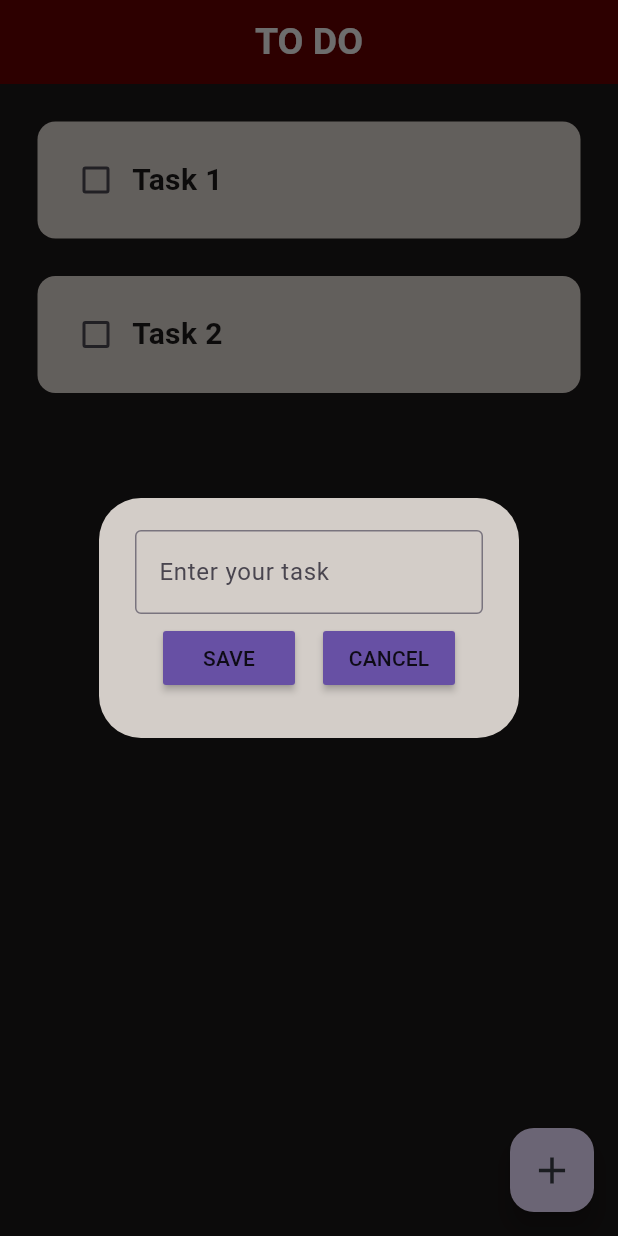
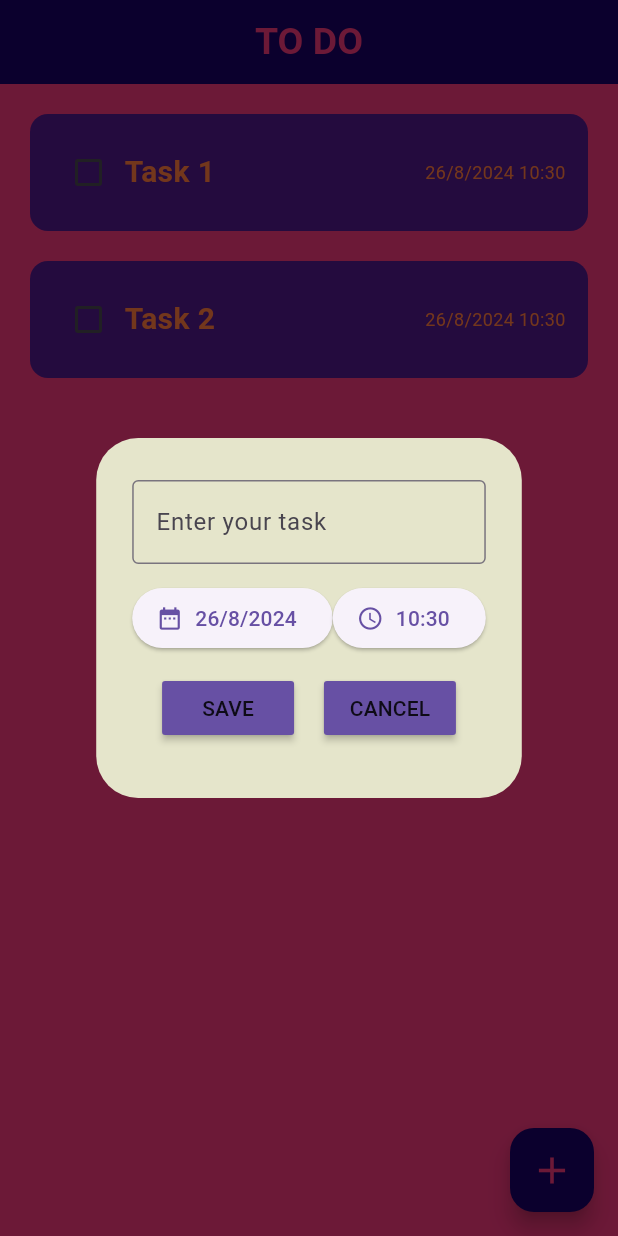
Before and after one commit to Juggernaut1709/To-Do-1, a Flutter app: the screen it shows after launch, after a tap on the "add" icon, on a phone screen of 412 x 824 dp. Run offline on Flutter 3.47's test engine with Material 3 defaults, Android fonts, the phone set to English and light mode, and no system bars; drawn by our look-alikes of flutter_slidable; our stand-ins replace flutter_datetime_picker_plus, hive_flutter; accounts and stored records are empty.

Commit message:
To-do-1.1
Added date and time

```diff
--- a/todo1/lib/data/database.dart
+++ b/todo1/lib/data/database.dart
@@ -1,24 +1,26 @@
 import 'package:hive_flutter/hive_flutter.dart';
 
-class ToDoDatabase{
-
+class ToDoDatabase {
   List toDoList = [];
 
-  final _mybox = Hive.box('myBox');
+  final _mybox = Hive.box('myBox2');
 
-  void CreateInitialData(){
+  // Create initial data with DateTime included for first-time users
+  void CreateInitialData() {
     toDoList = [
-      ['Task 1',false],
-      ['Task 2',false],
+      ['Task 1', false, DateTime.now()],
+      ['Task 2', false, DateTime.now()],
     ];
   }
 
-  void LoadData(){
+  // Load the data from the database
+  void LoadData() {
     toDoList = _mybox.get('TODOLIST');
   }
 
-  void UpdataData(){
+  // Update the database with the current toDoList
+  // ignore: non_constant_identifier_names
+  void UpdateData() {
     _mybox.put('TODOLIST', toDoList);
   }
-
 }
--- a/todo1/lib/main.dart
+++ b/todo1/lib/main.dart
@@ -6,7 +6,7 @@ import 'package:hive_flutter/hive_flutter.dart';
 void main() async {
   await Hive.initFlutter();
 
-  var box = await Hive.openBox('myBox');
+  var box = await Hive.openBox('myBox2');
 
   runApp(const MyApp());
 }
--- a/todo1/lib/pages/homepage.dart
+++ b/todo1/lib/pages/homepage.dart
@@ -12,95 +12,106 @@ class Homepage extends StatefulWidget {
 }
 
 class _HomepageState extends State<Homepage> {
-
-  final _mybox = Hive.box('myBox');
+  final _mybox = Hive.box('myBox2');
 
   final _controller = TextEditingController();
+  var selectDate = DateTime.now();
+  var selectTime = DateTime.now();
 
   ToDoDatabase db = ToDoDatabase();
 
-
   @override
-  void initState(){
-    if(_mybox.get('TODOLIST')==null){
+  void initState() {
+    if (_mybox.get('TODOLIST') == null) {
       db.CreateInitialData();
-    }
-    else{
+    } else {
       db.LoadData();
     }
     super.initState();
   }
 
-  void checkBoxChanged(int a){
+  void checkBoxChanged(int a) {
     setState(() {
       db.toDoList[a][1] = !db.toDoList[a][1];
     });
-    db.UpdataData();
+    db.UpdateData();
   }
 
-  void save(){
+  void save() {
     setState(() {
-      db.toDoList.add([_controller.text,false]);
+      db.toDoList.add([_controller.text, false, selectDate]);
       _controller.clear();
     });
     Navigator.of(context).pop();
-    db.UpdataData();
+    db.UpdateData();
   }
 
-  void newTile(){
+  void newTile() {
     showDialog(
       context: context,
-      builder: (context){
+      builder: (context) {
         return DialogBox(
           controller: _controller,
+          selectedDate: selectDate,
+          selectedTime: selectTime,
           onSave: save,
           onCancel: () => Navigator.of(context).pop(),
         );
+      },
+    ).then((result) {
+      if (result != null) {
+        if (result.containsKey('selectedDate')) {
+          selectDate = result['selectedDate'];
         }
-    );
+        if (result.containsKey('selectedTime')) {
+          selectTime = result['selectedTime'];
+        }
+        // Do something with the selected date and time
+      }
+    });
   }
 
-  void delete(int a){
+  void delete(int a) {
     setState(() {
       db.toDoList.removeAt(a);
     });
-    db.UpdataData();
+    db.UpdateData();
   }
-
 
   Widget build(BuildContext context) {
     return Scaffold(
-      backgroundColor: Color.fromARGB(255, 27, 23, 23),
+      backgroundColor: Color.fromRGBO(235, 54, 120, 1),
       appBar: AppBar(
-        backgroundColor: Color.fromARGB(255, 99, 0, 0),
-        title: Center(
-          child: Text('TO DO',
+        backgroundColor: Color.fromRGBO(24, 1, 97, 1),
+        title: const Center(
+            child: Text(
+          'TO DO',
           style: TextStyle(
               fontSize: 25,
               fontWeight: FontWeight.bold,
-              color: Color.fromARGB(255, 238, 238,238)
-            ),
-          )
-        ),
+              color: Color.fromRGBO(235, 54, 120, 1)),
+        )),
       ),
       floatingActionButton: FloatingActionButton(
+        backgroundColor: Color.fromRGBO(24, 1, 97, 1),
         onPressed: newTile,
-        child: Icon(Icons.add,
+        child: const Icon(
+          Icons.add,
           size: 30,
-          color: Color.fromARGB(255, 57, 62, 70),
+          color: Color.fromRGBO(235, 54, 120, 1),
         ),
       ),
       body: ListView.builder(
           itemCount: db.toDoList.length,
-        itemBuilder: (context, index){
+          itemBuilder: (context, index) {
             return TodoTile(
               taskname: db.toDoList[index][0],
               taskcomplete: db.toDoList[index][1],
+              taskDateTime: db.toDoList[index][2],
               onChanged: (value) => checkBoxChanged(index),
               deleteFunction: (context) => delete(index),
             );
-        }
-      ),
+          }),
     );
   }
 }
--- a/todo1/lib/utilities/dialog_box.dart
+++ b/todo1/lib/utilities/dialog_box.dart
@@ -1,30 +1,36 @@
 import 'package:flutter/material.dart';
 import 'package:todo1/utilities/buttons.dart';
+import 'package:flutter_datetime_picker_plus/flutter_datetime_picker_plus.dart'
+    as dtp;
 
 class DialogBox extends StatelessWidget {
-  final controller;
-  VoidCallback onSave;
-  VoidCallback onCancel;
+  final TextEditingController controller;
+  final DateTime? selectedDate;
+  final DateTime? selectedTime;
+  final VoidCallback onSave;
+  final VoidCallback onCancel;
 
   DialogBox({
-    super.key,
+    Key? key,
     required this.controller,
+    required this.selectedDate,
+    required this.selectedTime,
     required this.onSave,
     required this.onCancel,
-    });
+  }) : super(key: key);
 
   @override
   Widget build(BuildContext context) {
     return AlertDialog(
-      backgroundColor: Color.fromARGB(225, 238, 231, 225),
+      backgroundColor: Color.fromRGBO(229, 229, 203, 1),
       content: Container(
-        height: 120,
+        height: 200,
         child: Column(
           mainAxisAlignment: MainAxisAlignment.spaceEvenly,
           children: [
             TextField(
               controller: controller,
-              decoration: InputDecoration(
+              decoration: const InputDecoration(
                 border: OutlineInputBorder(),
                 hintText: 'Enter your task',
               ),
@@ -32,34 +38,85 @@ class DialogBox extends StatelessWidget {
             Row(
               mainAxisAlignment: MainAxisAlignment.spaceEvenly,
               children: [
-                  Buttons(
-                    text: 'SAVE',
-                    onPressed: onSave
+                ElevatedButton.icon(
+                  onPressed: () {
+                    dtp.DatePicker.showDatePicker(
+                      context,
+                      showTitleActions: true,
+                      minTime: DateTime.now(),
+                      maxTime: DateTime(2100, 12, 31),
+                      theme: const dtp.DatePickerTheme(
+                        headerColor: Color.fromRGBO(26, 18, 11, 1),
+                        backgroundColor: Color.fromRGBO(229, 229, 203, 1),
+                        itemStyle: TextStyle(
+                          color: Color.fromARGB(255, 60, 42, 33),
+                          fontWeight: FontWeight.bold,
+                        ),
+                        doneStyle: TextStyle(
+                          color: Color.fromRGBO(213, 206, 163, 1),
+                          fontSize: 16,
+                        ),
+                      ),
+                      onConfirm: (date) {
+                        Navigator.pop(context, {'selectedDate': date});
+                      },
+                      currentTime: selectedDate ?? DateTime.now(),
+                      locale: dtp.LocaleType.en,
+                    );
+                  },
+                  icon: Icon(Icons.date_range),
+                  label: Text(
+                    selectedDate != null
+                        ? "${selectedDate!.day}/${selectedDate!.month}/${selectedDate!.year}"
+                        : "Pick Date",
                   ),
-                  Buttons(
-                    text: 'CANCEL',
-                    onPressed: onCancel
-                  )
-                /*TextButton(
-                  onPressed: (){},
-                  child: Text('SAVE',
-                    style: TextStyle(
-                      color: Color.fromARGB(255, 129, 0, 0),
-                      fontWeight: FontWeight.bold,
-                    ),
-                  )
                 ),
-                TextButton(
-                  onPressed: (){},
-                  child: Text('CANCEL',
-                    style: TextStyle(
-                      color: Color.fromARGB(255, 129, 0, 0),
-                      fontWeight: FontWeight.bold,
-                    )
-                  )
-                )*/
+                ElevatedButton.icon(
+                  onPressed: () {
+                    dtp.DatePicker.showTimePicker(
+                      context,
+                      showTitleActions: true,
+                      theme: const dtp.DatePickerTheme(
+                        headerColor: Color.fromRGBO(26, 18, 11, 1),
+                        backgroundColor: Color.fromRGBO(229, 229, 203, 1),
+                        itemStyle: TextStyle(
+                          color: Color.fromARGB(255, 60, 42, 33),
+                          fontWeight: FontWeight.bold,
+                        ),
+                        doneStyle: TextStyle(
+                          color: Color.fromRGBO(213, 206, 163, 1),
+                          fontSize: 16,
+                        ),
+                      ),
+                      onConfirm: (time) {
+                        Navigator.pop(context, {'selectedTime': time});
+                      },
+                      currentTime: selectedTime ?? DateTime.now(),
+                      locale: dtp.LocaleType.en,
+                    );
+                  },
+                  icon: Icon(Icons.access_time),
+                  label: Text(
+                    selectedTime != null
+                        ? "${selectedTime!.hour}:${selectedTime!.minute}"
+                        : "Pick Time",
+                  ),
+                ),
               ],
-            )
+            ),
+            Row(
+              mainAxisAlignment: MainAxisAlignment.spaceEvenly,
+              children: [
+                Buttons(
+                  text: 'SAVE',
+                  onPressed: onSave,
+                ),
+                Buttons(
+                  text: 'CANCEL',
+                  onPressed: onCancel,
+                ),
+              ],
+            ),
           ],
         ),
       ),
--- a/todo1/lib/utilities/todo_tile.dart
+++ b/todo1/lib/utilities/todo_tile.dart
@@ -2,16 +2,17 @@ import 'package:flutter/material.dart';
 import 'package:flutter_slidable/flutter_slidable.dart';
 
 class TodoTile extends StatelessWidget {
-
-late final String taskname;
-late final bool taskcomplete;
-Function(bool?)? onChanged;
-Function(BuildContext)?deleteFunction;
+  final String taskname;
+  final bool taskcomplete;
+  final DateTime taskDateTime; // New parameter for date and time
+  final Function(bool?)? onChanged;
+  final Function(BuildContext)? deleteFunction;
 
   TodoTile({
     super.key,
     required this.taskname,
     required this.taskcomplete,
+    required this.taskDateTime, // Initialize the new parameter
     required this.onChanged,
     required this.deleteFunction,
   });
@@ -19,7 +20,7 @@ Function(BuildContext)?deleteFunction;
   @override
   Widget build(BuildContext context) {
     return Padding(
-      padding: const EdgeInsets.only(left:25.0, right:25.0, top:25.0),
+      padding: const EdgeInsets.only(left: 20.0, right: 20.0, top: 20.0),
       child: Slidable(
         endActionPane: ActionPane(
           motion: StretchMotion(),
@@ -29,28 +30,44 @@ Function(BuildContext)?deleteFunction;
               onPressed: deleteFunction,
               icon: Icons.delete,
               backgroundColor: Color.fromARGB(255, 120, 22, 15),
-              foregroundColor: Colors.grey
-            )
-          ]
+              foregroundColor: Color.fromRGBO(251, 119, 60, 1),
+            ),
+          ],
         ),
         child: Container(
           padding: EdgeInsets.all(15),
           decoration: BoxDecoration(
-            color: Color.fromARGB(225, 238, 231, 225),
+            color: Color.fromRGBO(79, 23, 135, 1),
             borderRadius: BorderRadius.circular(12),
           ),
           child: Row(
+            mainAxisAlignment: MainAxisAlignment.spaceBetween,
             children: [
-              Checkbox(value: taskcomplete,
-              onChanged: onChanged,
-              activeColor: Color.fromARGB(255, 129, 0, 0),
+              Row(
+                children: [
+                  Checkbox(
+                    value: taskcomplete,
+                    onChanged: onChanged,
+                    activeColor: Color.fromRGBO(251, 119, 60, 1),
+                  ),
+                  Text(
+                    taskname,
+                    style: TextStyle(
+                      color: Color.fromRGBO(251, 119, 60, 1),
+                      fontWeight: FontWeight.bold,
+                      fontSize: 20,
+                      decoration: taskcomplete
+                          ? TextDecoration.lineThrough
+                          : TextDecoration.none,
+                    ),
+                  ),
+                ],
               ),
-              Text(taskname,
+              Text(
+                "${taskDateTime.day}/${taskDateTime.month}/${taskDateTime.year} ${taskDateTime.hour}:${taskDateTime.minute}",
                 style: TextStyle(
-                  color: Color.fromARGB(255, 27, 23, 23),
-                  fontWeight: FontWeight.bold,
-                  fontSize: 20,
-                  decoration: taskcomplete ? TextDecoration.lineThrough : TextDecoration.none,
+                  fontSize: 12,
+                  color: Color.fromRGBO(251, 119, 60, 1),
                 ),
               ),
             ],
--- a/todo1/pubspec.yaml
+++ b/todo1/pubspec.yaml
@@ -32,6 +32,7 @@ dependencies:
     sdk: flutter
   hive: ^2.2.3
   hive_flutter: ^1.1.0
+  flutter_datetime_picker_plus: ^2.2.0
 
 
   # The following adds the Cupertino Icons font to your application.
```
Also changed, not shown: todo1/pubspec.lock, 5 other files. Lines whose indentation alone changed are shown as unchanged.
